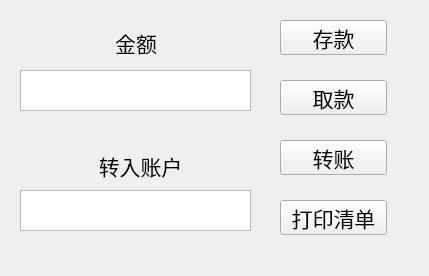
intgerzero/network-computing, file Client/main.ui: the form before one commit.
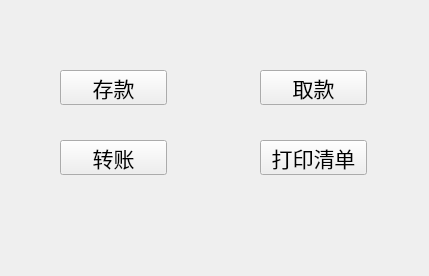
The form after the commit.

Diff of the .ui file:
```diff
--- a/Client/main.ui
+++ b/Client/main.ui
@@ -17,8 +17,8 @@
    <widget class="QPushButton" name="pushButton">
     <property name="geometry">
      <rect>
-      <x>280</x>
-      <y>20</y>
+      <x>60</x>
+      <y>70</y>
       <width>107</width>
       <height>35</height>
      </rect>
@@ -35,8 +35,8 @@
    <widget class="QPushButton" name="pushButton_2">
     <property name="geometry">
      <rect>
-      <x>280</x>
-      <y>80</y>
+      <x>260</x>
+      <y>70</y>
       <width>107</width>
       <height>35</height>
      </rect>
@@ -53,7 +53,7 @@
    <widget class="QPushButton" name="pushButton_3">
     <property name="geometry">
      <rect>
-      <x>280</x>
+      <x>60</x>
       <y>140</y>
       <width>107</width>
       <height>35</height>
@@ -68,73 +68,11 @@
      <string>转账</string>
     </property>
    </widget>
-   <widget class="QTextEdit" name="textEdit">
-    <property name="geometry">
-     <rect>
-      <x>20</x>
-      <y>70</y>
-      <width>231</width>
-      <height>41</height>
-     </rect>
-    </property>
-   </widget>
-   <widget class="QTextEdit" name="textEdit_3">
-    <property name="geometry">
-     <rect>
-      <x>20</x>
-      <y>190</y>
-      <width>231</width>
-      <height>41</height>
-     </rect>
-    </property>
-   </widget>
-   <widget class="QLabel" name="label">
-    <property name="geometry">
-     <rect>
-      <x>100</x>
-      <y>30</y>
-      <width>72</width>
-      <height>25</height>
-     </rect>
-    </property>
-    <property name="font">
-     <font>
-      <pointsize>16</pointsize>
-     </font>
-    </property>
-    <property name="text">
-     <string>金额</string>
-    </property>
-    <property name="alignment">
-     <set>Qt::AlignCenter</set>
-    </property>
-   </widget>
-   <widget class="QLabel" name="label_2">
-    <property name="geometry">
-     <rect>
-      <x>100</x>
-      <y>150</y>
-      <width>81</width>
-      <height>31</height>
-     </rect>
-    </property>
-    <property name="font">
-     <font>
-      <pointsize>16</pointsize>
-     </font>
-    </property>
-    <property name="text">
-     <string>转入账户</string>
-    </property>
-    <property name="alignment">
-     <set>Qt::AlignCenter</set>
-    </property>
-   </widget>
    <widget class="QPushButton" name="pushButton_4">
     <property name="geometry">
      <rect>
-      <x>280</x>
-      <y>200</y>
+      <x>260</x>
+      <y>140</y>
       <width>107</width>
       <height>35</height>
      </rect>
```
